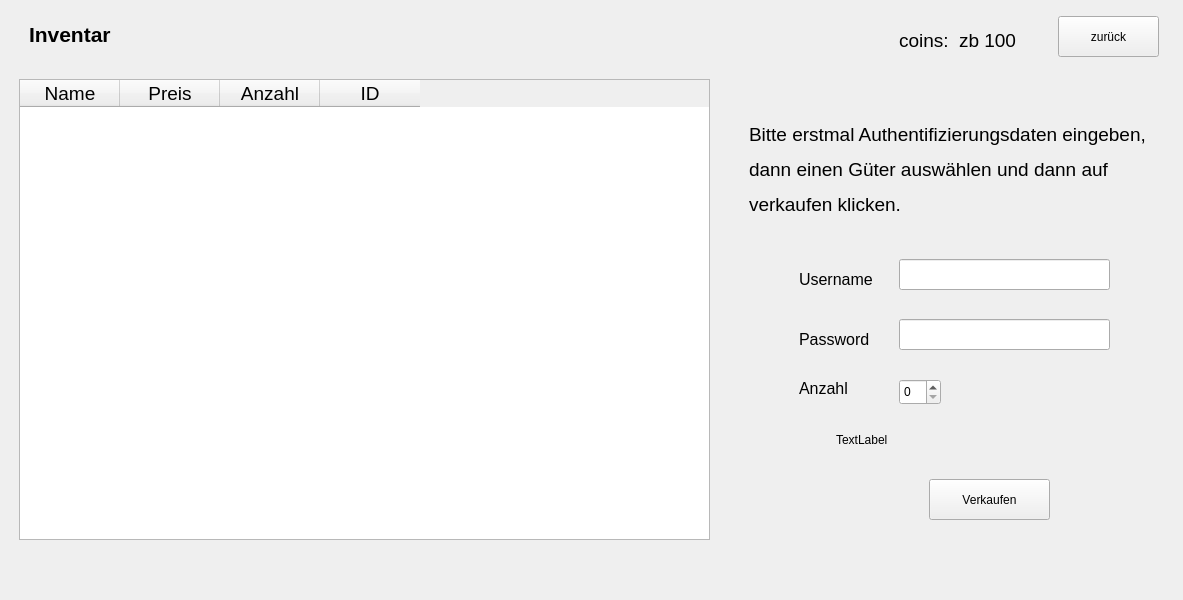
Before: the Qt Designer form extra/form.ui in R1yaaa/Market, drawn with Qt 5.
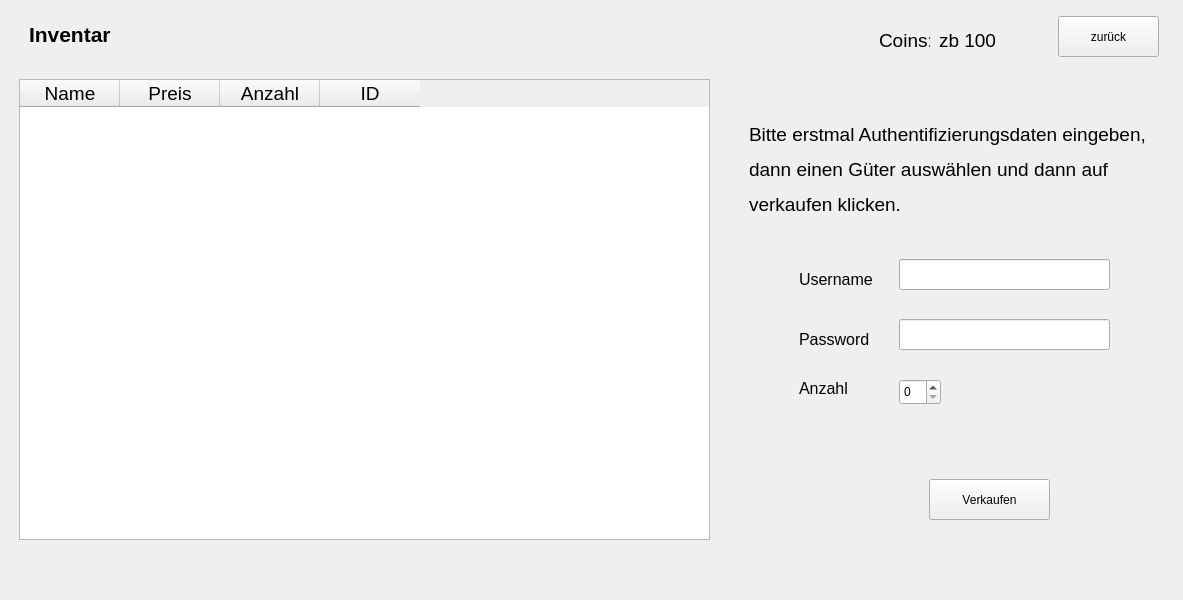
After: the same form once the commit is applied. The open tabs and pages were chosen to show the change.

Commit message: GUI styling, funktionen, mocking

The edit to the form file:
```diff
--- a/extra/form.ui
+++ b/extra/form.ui
@@ -427,9 +427,9 @@
     <widget class="QLabel" name="labelCoins_2">
      <property name="geometry">
       <rect>
-       <x>950</x>
+       <x>930</x>
        <y>20</y>
-       <width>61</width>
+       <width>91</width>
        <height>21</height>
       </rect>
      </property>
@@ -440,14 +440,14 @@
     <widget class="QLabel" name="label_7">
      <property name="geometry">
       <rect>
-       <x>890</x>
+       <x>870</x>
        <y>20</y>
        <width>51</width>
        <height>21</height>
       </rect>
      </property>
      <property name="text">
-      <string>&lt;html&gt;&lt;head/&gt;&lt;body&gt;&lt;p&gt;&lt;span style=&quot; font-size:14pt;&quot;&gt;coins:&lt;/span&gt;&lt;/p&gt;&lt;/body&gt;&lt;/html&gt;</string>
+      <string>&lt;html&gt;&lt;head/&gt;&lt;body&gt;&lt;p&gt;&lt;span style=&quot; font-size:14pt;&quot;&gt;Coins:&lt;/span&gt;&lt;/p&gt;&lt;/body&gt;&lt;/html&gt;</string>
      </property>
     </widget>
     <widget class="QPushButton" name="pushButtonSell">
@@ -473,7 +473,7 @@
       </rect>
      </property>
      <property name="text">
-      <string>TextLabel</string>
+      <string/>
      </property>
     </widget>
     <widget class="QLabel" name="label_8">
```
Left out of the diff: 4 changed lines with no effect on the pictures. The commit also changes 3 other files.
